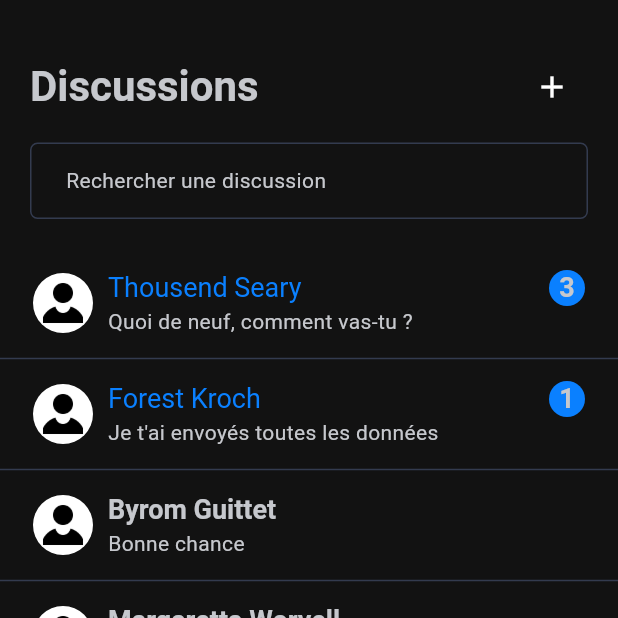
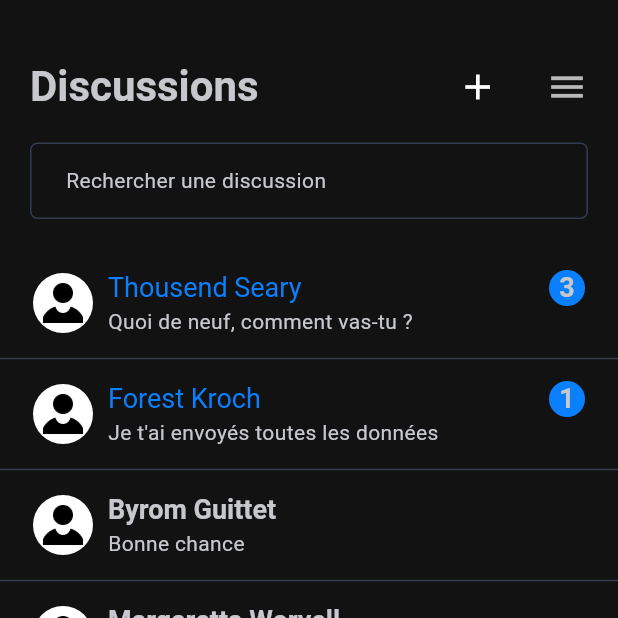
Before and after one commit to isyll/chat_app, a Flutter app: the screen it shows after launch, on a phone screen of 412 x 824 dp, the top half of it. Run offline on Flutter 3.47's test engine with Material 3 defaults, Android fonts, the phone set to English and light mode, and no system bars; Roboto replaces fonts that are missing (Poppins).

Commit message:
feat: add menu screen switch

```diff
--- /dev/null
+++ b/mobile_app/lib/data/menu.dart
@@ -0,0 +1,17 @@
+import 'package:chat_app/screens/archived.dart';
+import 'package:chat_app/screens/settings.dart';
+
+const List<Map<String, dynamic>> menuItems =
+[
+    {
+        'label': 'Réglages',
+        'value': 'settings',
+        'screen': SettingsScreen()
+    },
+    {
+        'label': 'Archivés',
+        'value': 'archived',
+        'screen': ArchivedScreen()
+
+    }
+];
--- a/mobile_app/lib/main.dart
+++ b/mobile_app/lib/main.dart
@@ -35,7 +35,7 @@ class _AuthScreenSwitcherState extends State<AuthScreenSwitcher> {
   bool _isLoggedIn = false;
   bool _isLoading = false;
 
-  Future<void> _checkIfUserLoggedIn() async {
+  Future<void> checkIfUserLoggedIn() async {
     setState(() {
       _isLoggedIn = false;
       _isLoading = true;
@@ -50,7 +50,7 @@ class _AuthScreenSwitcherState extends State<AuthScreenSwitcher> {
   @override
   void initState() {
     super.initState();
-    _checkIfUserLoggedIn();
+    checkIfUserLoggedIn();
   }
 
   @override
--- a/mobile_app/lib/screens/discussions.dart
+++ b/mobile_app/lib/screens/discussions.dart
@@ -1,10 +1,13 @@
 import 'package:chat_app/components/discussion_list.dart';
 import 'package:chat_app/components/discussion_loader.dart';
+import 'package:chat_app/data/menu.dart';
 import 'package:chat_app/models/latest_message.dart';
 import 'package:chat_app/providers/discussion_search.dart';
 import 'package:chat_app/services/api.dart';
+import 'package:flutter/cupertino.dart';
 import 'package:flutter/foundation.dart';
 import 'package:flutter/material.dart';
+import 'package:flutter/widgets.dart';
 import 'package:provider/provider.dart';
 
 class DiscussionScreen extends StatefulWidget {
@@ -18,7 +21,7 @@ class _DiscussionScreenState extends State<DiscussionScreen> {
   List<LatestMessageModel> _discussionList = [];
   bool _isLoading = false;
 
-  Future<void> _fetchLatestMessages() async {
+  Future<void> fetchLatestMessages() async {
     setState(() {
       _isLoading = true;
     });
@@ -41,12 +44,31 @@ class _DiscussionScreenState extends State<DiscussionScreen> {
   @override
   void initState() {
     super.initState();
-    _fetchLatestMessages();
+    fetchLatestMessages();
+  }
+
+  Map<String, dynamic> findMenuItemByValue(String value) {
+    try {
+      return menuItems.where((element) => element['value'] == value).first;
+    } catch (error) {
+      throw StateError('Value $value not found in menuItems');
+    }
+  }
+
+  void _switchScreen(String? value) {
+    final Widget screen = findMenuItemByValue(value!)['screen'];
+    Navigator.push(context, MaterialPageRoute(builder: (context) => screen));
   }
 
   @override
   Widget build(BuildContext context) {
     const title = 'Discussions';
+    final dropdownItems = menuItems
+        .map((menuItem) => DropdownMenuItem<String>(
+              value: menuItem['value'],
+              child: Text(menuItem['label']),
+            ))
+        .toList();
 
     return Scaffold(
       body: ChangeNotifierProvider(
@@ -59,15 +81,31 @@ class _DiscussionScreenState extends State<DiscussionScreen> {
                 child: Column(
                   children: [
                     Row(
-                      mainAxisAlignment: MainAxisAlignment.spaceBetween,
+                      mainAxisAlignment: MainAxisAlignment.spaceAround,
                       children: [
                         Text(title,
                             style: Theme.of(context)
                                 .textTheme
                                 .headlineLarge!
                                 .copyWith(fontSize: 28.0)),
-                        IconButton(
-                            onPressed: () {}, icon: const Icon(Icons.add))
+                        const Spacer(),
+                        SizedBox(
+                            width: 0,
+                            child: IconButton(
+                                alignment: Alignment.centerRight,
+                                iconSize: 28,
+                                onPressed: () {},
+                                icon: const Icon(Icons.add))),
+                        DropdownButton(
+                            underline: Container(
+                              height: 0,
+                              width: 0,
+                              color: Colors.transparent,
+                            ),
+                            iconSize: 28,
+                            icon: const Icon(Icons.menu),
+                            items: dropdownItems,
+                            onChanged: _switchScreen),
                       ],
                     ),
                     const SizedBox(height: 13),
```
Also changed, not shown: mobile_app/lib/screens/archived.dart (added, +15 -0 lines), mobile_app/lib/screens/settings.dart (added, +15 -0 lines).
